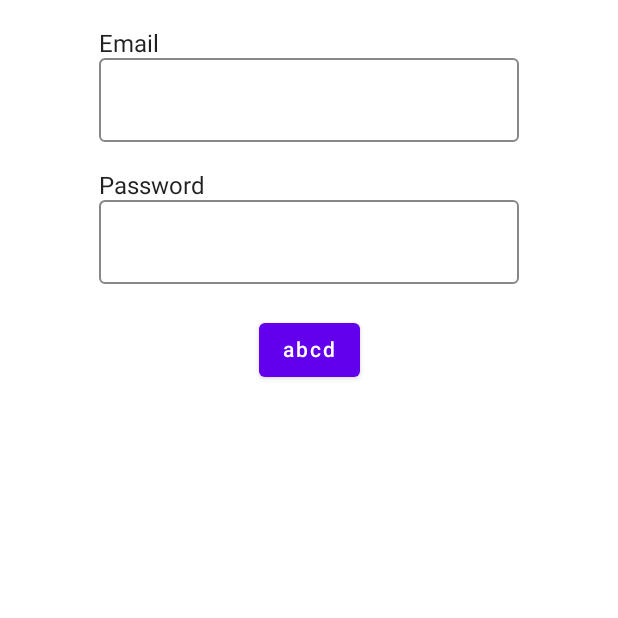
After one commit to muzammilkhn/jetpack-practice, an Android app built with Jetpack Compose: the LoginScreen screen opened through its navigation route, on a phone screen of 412 x 824 dp, the top half of it. The commit adds this screen. Run offline under Robolectric (Android 15) with nearby library versions, the phone set to English and light mode, and no system bars.

Commit message:
Login screen added.

```diff
--- a/app/src/main/java/com/example/practiceapp/AppNavigation.kt
+++ b/app/src/main/java/com/example/practiceapp/AppNavigation.kt
@@ -8,9 +8,9 @@ import androidx.navigation.compose.rememberNavController
 @Composable
 fun navigate() {
     val navController = rememberNavController()
-    NavHost(navController, startDestination = "main1") {
-        composable(route = "main1") { FirstScreen(navController = navController) }
-        composable(route = "main2") { SecondScreen() }
-
+    NavHost(navController, startDestination = "login_page") {
+        composable(route = "login_page") { LoginScreen() }
+        composable(route = "main_1") { FirstScreen(navController = navController) }
+        composable(route = "main_2") { SecondScreen() }
     }
 }
--- /dev/null
+++ b/app/src/main/java/com/example/practiceapp/LoginScreen.kt
@@ -0,0 +1,51 @@
+package com.example.practiceapp
+
+import androidx.compose.foundation.layout.Column
+import androidx.compose.foundation.layout.Spacer
+import androidx.compose.foundation.layout.height
+import androidx.compose.material.*
+import androidx.compose.runtime.*
+import androidx.compose.ui.Alignment
+import androidx.compose.ui.Modifier
+import androidx.compose.ui.graphics.Color
+import androidx.compose.ui.unit.dp
+
+@Composable
+fun LoginScreen() {
+    var emailValue by remember { mutableStateOf("") }
+    var passwordValue by remember { mutableStateOf("") }
+
+    Column(horizontalAlignment = Alignment.CenterHorizontally) {
+        Spacer(modifier = Modifier.height(20.dp))
+        TextFieldWidget("Email", emailValue) { emailValue = it }
+        Spacer(modifier = Modifier.height(20.dp))
+        TextFieldWidget("Password", passwordValue) { passwordValue = it }
+        Spacer(modifier = Modifier.height(20.dp))
+        Button(onClick = { /*TODO*/ }) {
+            Text("abcd")
+
+        }
+    }
+}
+
+@Composable
+fun TextFieldWidget(
+    label: String,
+    value: String,
+    onChange: (value: String) -> Unit
+) {
+    Column {
+        Text(label)
+        OutlinedTextField(
+            value = value,
+            onValueChange = { onChange(it) },
+            colors = TextFieldDefaults.outlinedTextFieldColors(
+                backgroundColor = Color.Transparent,
+                cursorColor = Color.Green,
+                focusedBorderColor = Color.Green,
+                unfocusedBorderColor = Color.Gray
+            ),
+        )
+    }
+
+}
```
Also changed, not shown: app/src/main/java/com/example/practiceapp/FirstScreen.kt (+55 -19 lines).
